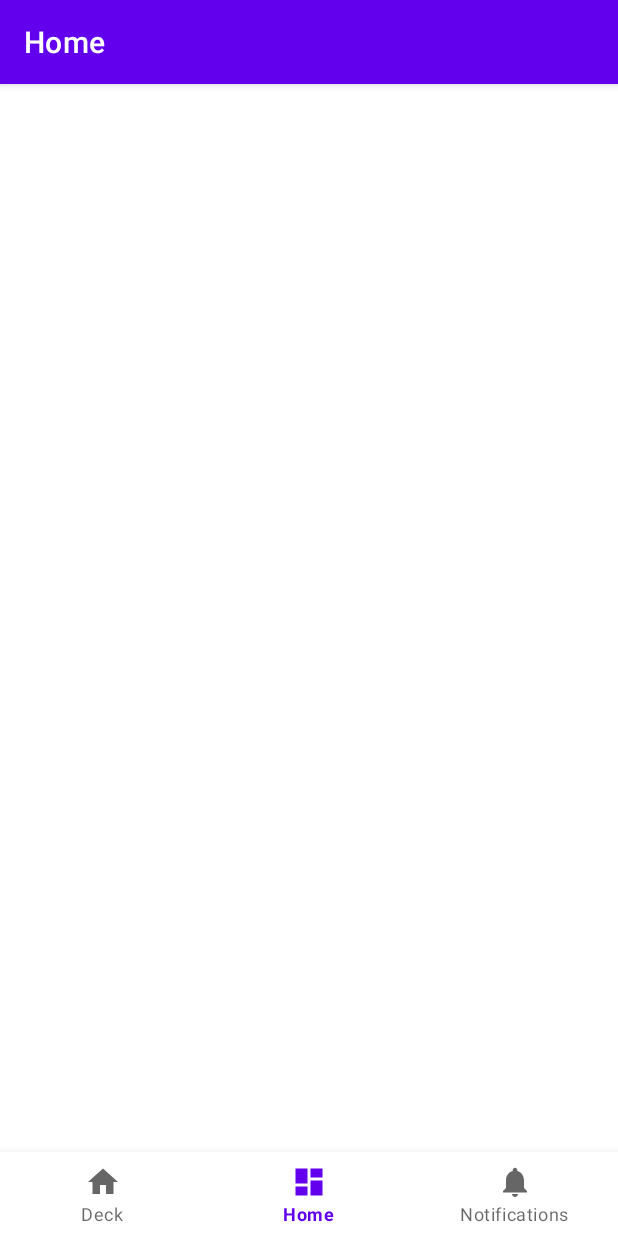
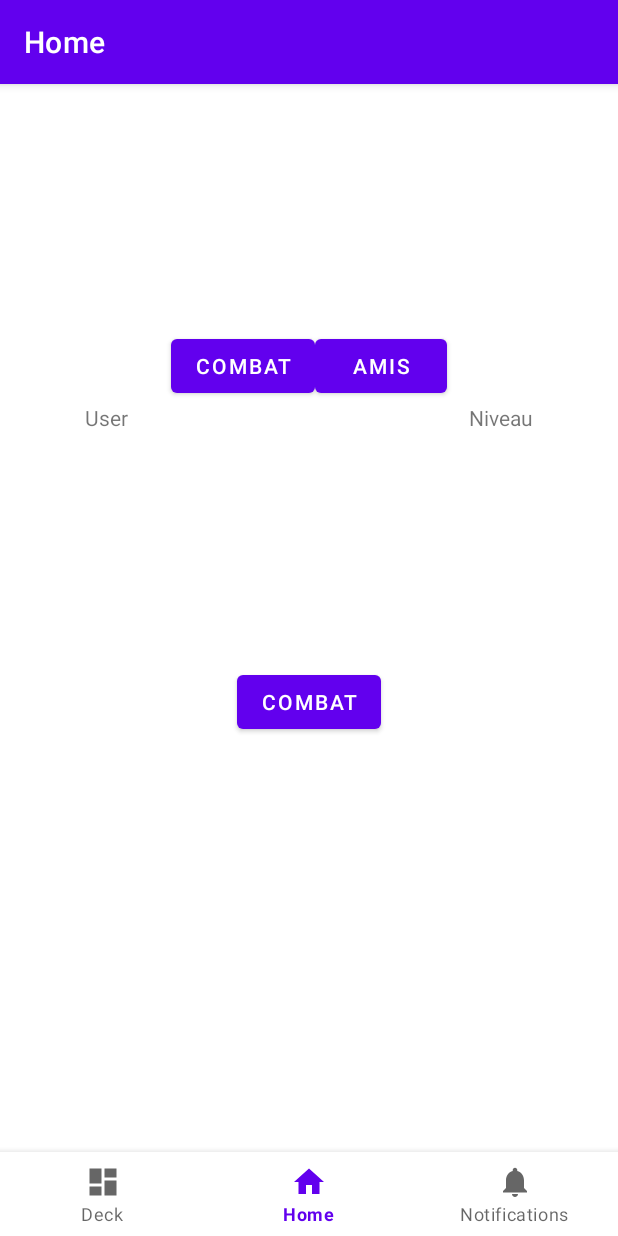
Before and after one commit to nathan-verdeyme/ProjetAndroidJeu, an Android app: the screen it shows after launch (MainActivity), item 2 of the bottom bar chosen, on a phone screen of 412 x 824 dp. Run offline under Robolectric (Android 15) with nearby library versions, the phone set to English and light mode, and no system bars; our stand-ins replace navigation-ui.

Commit message:
implementation de fragment_home.xml et fragment_deck.xml

```diff
--- a/app/build.gradle
+++ b/app/build.gradle
@@ -40,6 +40,7 @@ dependencies {
     implementation 'androidx.lifecycle:lifecycle-viewmodel-ktx:2.6.2'
     implementation 'androidx.navigation:navigation-fragment:2.7.5'
     implementation 'androidx.navigation:navigation-ui:2.7.5'
+    implementation 'androidx.recyclerview:recyclerview:1.3.2'
     testImplementation 'junit:junit:4.13.2'
     androidTestImplementation 'androidx.test.ext:junit:1.1.5'
     androidTestImplementation 'androidx.test.espresso:espresso-core:3.5.1'
--- a/app/src/main/java/com/example/projectjeu/MainActivity.java
+++ b/app/src/main/java/com/example/projectjeu/MainActivity.java
@@ -27,7 +27,7 @@ public class MainActivity extends AppCompatActivity {
         // Passing each menu ID as a set of Ids because each
         // menu should be considered as top level destinations.
         AppBarConfiguration appBarConfiguration = new AppBarConfiguration.Builder(
-                R.id.navigation_home, R.id.navigation_dashboard, R.id.navigation_notifications)
+                R.id.navigation_deck, R.id.navigation_home, R.id.navigation_notifications)
                 .build();
         NavController navController = Navigation.findNavController(this, R.id.nav_host_fragment_activity_main);
         NavigationUI.setupActionBarWithNavController(this, navController, appBarConfiguration);
--- a/app/src/main/java/com/example/projectjeu/ui/dashboard/DashboardFragment.java
+++ /dev/null
@@ -1,37 +0,0 @@
-package com.example.projectjeu.ui.dashboard;
-
-import android.os.Bundle;
-import android.view.LayoutInflater;
-import android.view.View;
-import android.view.ViewGroup;
-import android.widget.TextView;
-
-import androidx.annotation.NonNull;
-import androidx.fragment.app.Fragment;
-import androidx.lifecycle.ViewModelProvider;
-
-import com.example.projectjeu.databinding.FragmentDashboardBinding;
-
-public class DashboardFragment extends Fragment {
-
-    private FragmentDashboardBinding binding;
-
-    public View onCreateView(@NonNull LayoutInflater inflater,
-                             ViewGroup container, Bundle savedInstanceState) {
-        DashboardViewModel dashboardViewModel =
-                new ViewModelProvider(this).get(DashboardViewModel.class);
-
-        binding = FragmentDashboardBinding.inflate(inflater, container, false);
-        View root = binding.getRoot();
-
-        final TextView textView = binding.textDashboard;
-        dashboardViewModel.getText().observe(getViewLifecycleOwner(), textView::setText);
-        return root;
-    }
-
-    @Override
-    public void onDestroyView() {
-        super.onDestroyView();
-        binding = null;
-    }
-}
--- a/app/src/main/java/com/example/projectjeu/ui/dashboard/DashboardViewModel.java
+++ /dev/null
@@ -1,19 +0,0 @@
-package com.example.projectjeu.ui.dashboard;
-
-import androidx.lifecycle.LiveData;
-import androidx.lifecycle.MutableLiveData;
-import androidx.lifecycle.ViewModel;
-
-public class DashboardViewModel extends ViewModel {
-
-    private final MutableLiveData<String> mText;
-
-    public DashboardViewModel() {
-        mText = new MutableLiveData<>();
-        mText.setValue("This is dashboard fragment");
-    }
-
-    public LiveData<String> getText() {
-        return mText;
-    }
-}
--- /dev/null
+++ b/app/src/main/java/com/example/projectjeu/ui/deck/DeckAdapter.java
@@ -0,0 +1,58 @@
+package com.example.projectjeu.ui.deck;
+
+import android.view.LayoutInflater;
+import android.view.View;
+import android.view.ViewGroup;
+import android.widget.TextView;
+
+import androidx.annotation.NonNull;
+import androidx.recyclerview.widget.DiffUtil;
+import androidx.recyclerview.widget.ListAdapter;
+import androidx.recyclerview.widget.RecyclerView;
+
+import com.example.projectjeu.R;
+
+public class DeckAdapter extends ListAdapter<String, DeckAdapter.DeckViewHolder> {
+
+    protected DeckAdapter() {
+        super(new DeckItemDiffCallback());
+    }
+
+    @NonNull
+    @Override
+    public DeckViewHolder onCreateViewHolder(@NonNull ViewGroup parent, int viewType) {
+        View view = LayoutInflater.from(parent.getContext()).inflate(R.layout.fragment_deck, parent, false);
+        return new DeckViewHolder(view);
+    }
+
+    @Override
+    public void onBindViewHolder(@NonNull DeckViewHolder holder, int position) {
+        String deckItem = getItem(position);
+        holder.bind(deckItem);
+    }
+
+    static class DeckViewHolder extends RecyclerView.ViewHolder {
+
+
+        DeckViewHolder(@NonNull View itemView) {
+            super(itemView);
+           }
+
+        void bind(String deckItem) {
+
+            // You can bind other views or set click listeners if needed
+        }
+    }
+
+    private static class DeckItemDiffCallback extends DiffUtil.ItemCallback<String> {
+        @Override
+        public boolean areItemsTheSame(@NonNull String oldItem, @NonNull String newItem) {
+            return oldItem.equals(newItem);
+        }
+
+        @Override
+        public boolean areContentsTheSame(@NonNull String oldItem, @NonNull String newItem) {
+            return oldItem.equals(newItem);
+        }
+    }
+}
--- /dev/null
+++ b/app/src/main/java/com/example/projectjeu/ui/deck/DeckFragment.java
@@ -0,0 +1,58 @@
+package com.example.projectjeu.ui.deck;
+
+import android.os.Bundle;
+import android.view.LayoutInflater;
+import android.view.View;
+import android.view.ViewGroup;
+
+import androidx.annotation.NonNull;
+import androidx.fragment.app.Fragment;
+import androidx.lifecycle.Observer;
+import androidx.lifecycle.ViewModelProvider;
+import androidx.recyclerview.widget.LinearLayoutManager;
+import androidx.recyclerview.widget.RecyclerView;
+
+import com.example.projectjeu.R;
+import com.example.projectjeu.databinding.FragmentDeckBinding;
+
+import java.util.List;
+
+public class DeckFragment extends Fragment {
+
+    private FragmentDeckBinding binding;
+    private DeckViewModel deckViewModel;
+    private DeckAdapter deckAdapter;
+
+    @Override
+    public View onCreateView(@NonNull LayoutInflater inflater, ViewGroup container,
+                             Bundle savedInstanceState) {
+        binding = FragmentDeckBinding.inflate(inflater, container, false);
+        View root = binding.getRoot();
+
+        deckViewModel = new ViewModelProvider(this).get(DeckViewModel.class);
+
+        RecyclerView recyclerView = root.findViewById(R.id.deckList);
+        recyclerView.setLayoutManager(new LinearLayoutManager(requireContext()));
+
+        // Initialize the DeckAdapter with an empty list initially
+        deckAdapter = new DeckAdapter();
+        recyclerView.setAdapter(deckAdapter);
+
+        // Observe changes to the deck items in the ViewModel
+        deckViewModel.getDeckItems().observe(getViewLifecycleOwner(), new Observer<List<String>>() {
+            @Override
+            public void onChanged(List<String> deckItems) {
+                // Update the RecyclerView adapter with the new deck items
+                deckAdapter.submitList(deckItems);
+            }
+        });
+
+        return root;
+    }
+
+    @Override
+    public void onDestroyView() {
+        super.onDestroyView();
+        binding = null;
+    }
+}
--- /dev/null
+++ b/app/src/main/java/com/example/projectjeu/ui/deck/DeckViewModel.java
@@ -0,0 +1,22 @@
+package com.example.projectjeu.ui.deck;
+
+import androidx.lifecycle.LiveData;
+import androidx.lifecycle.MutableLiveData;
+import androidx.lifecycle.ViewModel;
+
+import java.util.Collections;
+import java.util.List;
+
+public class DeckViewModel extends ViewModel {
+
+    private final MutableLiveData<List<String>> deckItems;
+
+    public DeckViewModel() {
+        deckItems = new MutableLiveData<>();
+        deckItems.setValue(Collections.singletonList("This is home fragment"));
+    }
+
+    public LiveData<List<String>> getDeckItems() {
+        return deckItems;
+    }
+}
--- a/app/src/main/java/com/example/projectjeu/ui/home/HomeFragment.java
+++ b/app/src/main/java/com/example/projectjeu/ui/home/HomeFragment.java
@@ -9,7 +9,6 @@ import android.widget.TextView;
 import androidx.annotation.NonNull;
 import androidx.fragment.app.Fragment;
 import androidx.lifecycle.ViewModelProvider;
-
 import com.example.projectjeu.databinding.FragmentHomeBinding;
 
 public class HomeFragment extends Fragment {
@@ -23,9 +22,6 @@ public class HomeFragment extends Fragment {
 
         binding = FragmentHomeBinding.inflate(inflater, container, false);
         View root = binding.getRoot();
-
-        final TextView textView = binding.textHome;
-        homeViewModel.getText().observe(getViewLifecycleOwner(), textView::setText);
         return root;
     }
 
--- a/app/src/main/java/com/example/projectjeu/ui/home/HomeViewModel.java
+++ b/app/src/main/java/com/example/projectjeu/ui/home/HomeViewModel.java
@@ -10,7 +10,7 @@ public class HomeViewModel extends ViewModel {
 
     public HomeViewModel() {
         mText = new MutableLiveData<>();
-        mText.setValue("This is home fragment");
+        mText.setValue("This is dashboard fragment");
     }
 
     public LiveData<String> getText() {
--- a/app/src/main/res/layout/fragment_home.xml
+++ b/app/src/main/res/layout/fragment_home.xml
@@ -4,19 +4,93 @@
     xmlns:tools="http://schemas.android.com/tools"
     android:layout_width="match_parent"
     android:layout_height="match_parent"
-    tools:context=".ui.dashboard.DashboardFragment">
+    tools:context=".ui.home.HomeFragment">
+
+    <com.google.android.material.appbar.AppBarLayout
+        android:layout_width="0dp"
+        android:layout_height="wrap_content"
+        android:theme="@style/ThemeOverlay.AppCompat.Dark.ActionBar"
+        app:layout_constraintBottom_toTopOf="@+id/textView2"
+        app:layout_constraintEnd_toEndOf="parent"
+        app:layout_constraintStart_toStartOf="parent"
+        app:layout_constraintTop_toTopOf="parent">
+
+    </com.google.android.material.appbar.AppBarLayout>
+
+    <LinearLayout
+        android:id="@+id/buttonLayout"
+        android:layout_width="0dp"
+        android:layout_height="wrap_content"
+        android:layout_marginBottom="500dp"
+        android:gravity="center"
+        android:orientation="horizontal"
+        app:layout_constraintBottom_toTopOf="@+id/bottomNavigationView"
+        app:layout_constraintEnd_toEndOf="parent"
+        app:layout_constraintHorizontal_bias="0.0"
+        app:layout_constraintStart_toStartOf="parent"
+        app:layout_constraintTop_toTopOf="parent"
+        app:layout_constraintVertical_bias="1.0">
+
+        <!-- Left Aligned Button -->
+        <Button
+            android:id="@+id/leftButton"
+            android:layout_width="wrap_content"
+            android:layout_height="wrap_content"
+            android:text="Combat"
+            tools:layout_editor_absoluteX="64dp"
+            tools:layout_editor_absoluteY="16dp" />
+
+        <!-- Right Aligned Button -->
+        <Button
+            android:id="@+id/rightButton"
+            android:layout_width="wrap_content"
+            android:layout_height="wrap_content"
+            android:layout_gravity="end"
+            android:text="AMIS"
+            tools:layout_editor_absoluteX="201dp"
+            tools:layout_editor_absoluteY="16dp" />
+
+    </LinearLayout>
+
+    <com.google.android.material.bottomnavigation.BottomNavigationView
+        android:id="@+id/bottomNavigationView"
+        android:layout_width="0dp"
+        android:layout_height="wrap_content"
+        app:layout_constraintBottom_toBottomOf="parent"
+        app:layout_constraintStart_toStartOf="parent"
+        app:layout_constraintEnd_toEndOf="parent"
+        app:menu="@menu/bottom_nav_menu" />
+
 
     <TextView
-        android:id="@+id/text_dashboard"
-        android:layout_width="match_parent"
+        android:id="@+id/textView2"
+        android:layout_width="wrap_content"
         android:layout_height="wrap_content"
-        android:layout_marginStart="8dp"
-        android:layout_marginTop="8dp"
-        android:layout_marginEnd="8dp"
-        android:textAlignment="center"
-        android:textSize="20sp"
+        android:text="Niveau"
+        app:layout_constraintBottom_toTopOf="@+id/button"
+        app:layout_constraintEnd_toEndOf="parent"
+        app:layout_constraintStart_toEndOf="@+id/textView"
+        app:layout_constraintTop_toTopOf="parent" />
+
+    <Button
+        android:id="@+id/button"
+        android:layout_width="wrap_content"
+        android:layout_height="wrap_content"
+        android:text="Combat"
         app:layout_constraintBottom_toBottomOf="parent"
         app:layout_constraintEnd_toEndOf="parent"
         app:layout_constraintStart_toStartOf="parent"
         app:layout_constraintTop_toTopOf="parent" />
+
+    <TextView
+        android:id="@+id/textView"
+        android:layout_width="wrap_content"
+        android:layout_height="wrap_content"
+        android:layout_marginEnd="170dp"
+        android:text="User"
+        app:layout_constraintBottom_toTopOf="@+id/button"
+        app:layout_constraintEnd_toStartOf="@+id/textView2"
+        app:layout_constraintStart_toStartOf="parent"
+        app:layout_constraintTop_toTopOf="parent" />
+
 </androidx.constraintlayout.widget.ConstraintLayout>
--- a/app/src/main/res/menu/bottom_nav_menu.xml
+++ b/app/src/main/res/menu/bottom_nav_menu.xml
@@ -2,15 +2,13 @@
 <menu xmlns:android="http://schemas.android.com/apk/res/android">
 
     <item
+        android:id="@+id/navigation_deck"
+        android:icon="@drawable/ic_dashboard_black_24dp"
+        android:title="@string/title_deck" />
+    <item
         android:id="@+id/navigation_home"
         android:icon="@drawable/ic_home_black_24dp"
-        android:title="@string/title_deck" />
-
-    <item
-        android:id="@+id/navigation_dashboard"
-        android:icon="@drawable/ic_dashboard_black_24dp"
         android:title="@string/title_home" />
-
     <item
         android:id="@+id/navigation_notifications"
         android:icon="@drawable/ic_notifications_black_24dp"
--- a/app/src/main/res/navigation/mobile_navigation.xml
+++ b/app/src/main/res/navigation/mobile_navigation.xml
@@ -3,17 +3,17 @@
     xmlns:app="http://schemas.android.com/apk/res-auto"
     xmlns:tools="http://schemas.android.com/tools"
     android:id="@+id/mobile_navigation"
-    app:startDestination="@+id/navigation_home">
+    app:startDestination="@+id/navigation_deck">
+
+    <fragment
+        android:id="@+id/navigation_deck"
+        android:name="com.example.projectjeu.ui.deck.DeckFragment"
+        android:label="@string/title_deck"
+        tools:layout="@layout/fragment_deck" />
 
     <fragment
         android:id="@+id/navigation_home"
         android:name="com.example.projectjeu.ui.home.HomeFragment"
-        android:label="@string/title_deck"
-        tools:layout="@layout/fragment_deck" />
-
-    <fragment
-        android:id="@+id/navigation_dashboard"
-        android:name="com.example.projectjeu.ui.dashboard.DashboardFragment"
         android:label="@string/title_home"
         tools:layout="@layout/fragment_home" />
 
--- /dev/null
+++ b/app/src/main/res/values-night/strings.xml
@@ -0,0 +1,4 @@
+<?xml version="1.0" encoding="utf-8"?>
+<resources>
+    <string name="deck_item">Deck Item</string>
+</resources>
--- a/app/src/main/res/values/strings.xml
+++ b/app/src/main/res/values/strings.xml
@@ -3,4 +3,7 @@
     <string name="title_deck">Deck</string>
     <string name="title_home">Home</string>
     <string name="title_notifications">Notifications</string>
+    <string name="deck_item">Deck Item</string>
+    <string name="detail_1">Detail 1</string>
+    <string name="detail_2">Detail 2</string>
 </resources>
```
Also changed, not shown: app/src/main/res/layout/fragment_deck.xml (+55 -10 lines).
